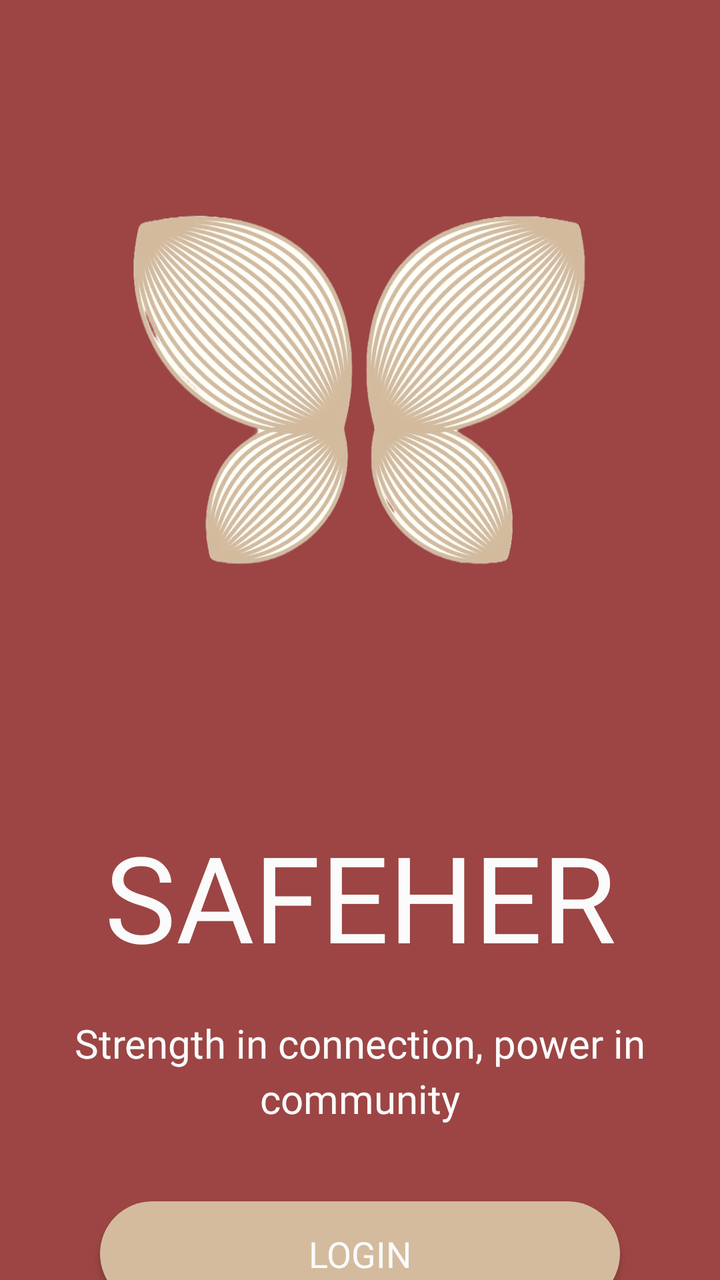
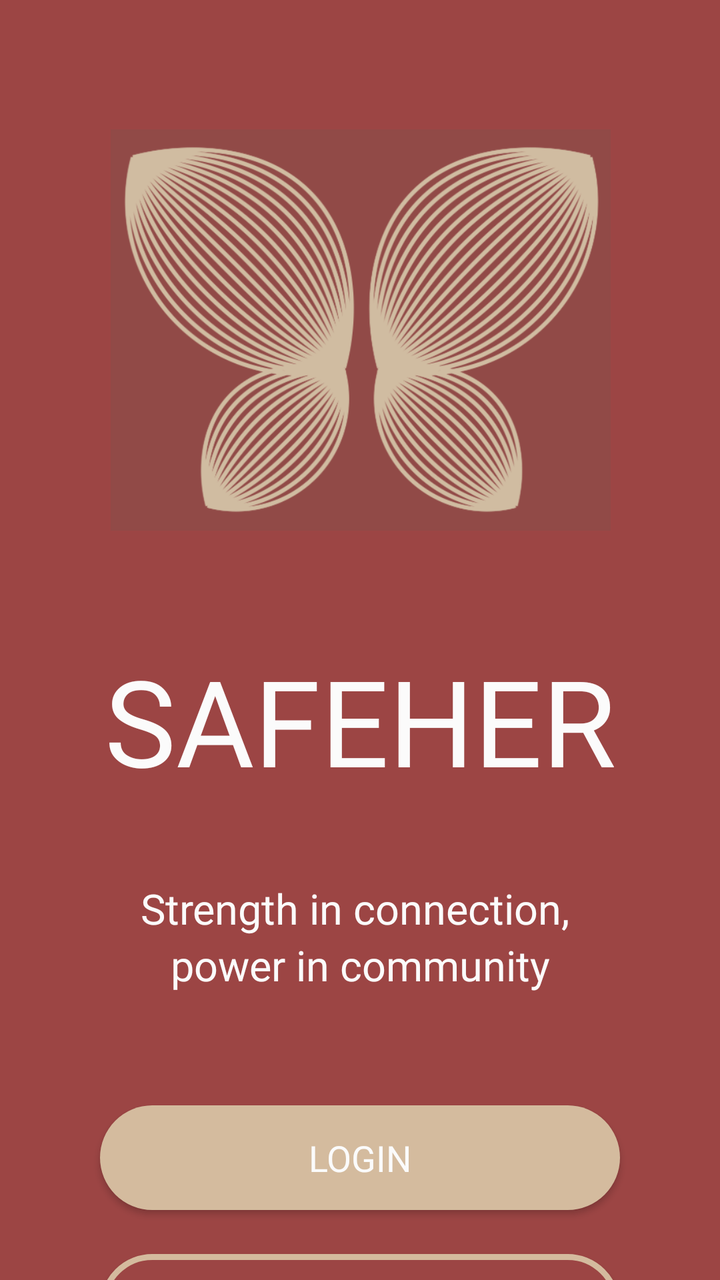

An Android layout rendered at two revisions. The XML below is the earlier revision; the diff shows what the commit changed to produce the second picture.
<!-- AndroidManifest.xml: application theme Theme.SafeHer -->
<!-- res/layout/fragment_home_page.xml -->
<?xml version="1.0" encoding="utf-8"?>
<androidx.constraintlayout.widget.ConstraintLayout xmlns:android="http://schemas.android.com/apk/res/android"
    xmlns:app="http://schemas.android.com/apk/res-auto"
    xmlns:tools="http://schemas.android.com/tools"
    android:id="@+id/main"
    android:layout_width="match_parent"
    android:layout_height="match_parent"
    android:background="@color/red_background"
    tools:context=".auth.MainActivity">

    <androidx.appcompat.widget.AppCompatImageView
        android:id="@+id/main_activity_mainpage_logo"
        android:layout_width="600dp"
        android:layout_height="380dp"
        android:layout_marginHorizontal="0dp"
        android:layout_marginTop="4dp"
        android:src="@drawable/safeher"
        app:layout_constraintHorizontal_bias="0.503"
        app:layout_constraintLeft_toLeftOf="parent"
        app:layout_constraintRight_toRightOf="parent"
        app:layout_constraintTop_toTopOf="parent" />

    <androidx.appcompat.widget.AppCompatTextView
        android:id="@+id/main_activity_title"
        android:layout_width="wrap_content"
        android:layout_height="wrap_content"
        android:layout_marginTop="24dp"
        android:fontFamily="@font/versailles"
        android:text="@string/app_name"
        android:textColor="@color/white"
        android:textSize="60dp"
        app:layout_constraintLeft_toLeftOf="parent"
        app:layout_constraintRight_toRightOf="parent"
        app:layout_constraintTop_toBottomOf="@+id/main_activity_mainpage_logo"
        tools:ignore="SpUsage" />

    <androidx.appcompat.widget.AppCompatTextView
        android:id="@+id/main_activity_subtitle"
        android:layout_width="wrap_content"
        android:layout_height="wrap_content"
        android:layout_marginTop="20dp"
        android:fontFamily="@font/poppins_light"
        android:gravity="center"
        android:lineSpacingExtra="4dp"
        android:text="Strength in connection, power in community"
        android:textColor="@color/white"
        android:textSize="20dp"
        app:layout_constraintEnd_toEndOf="parent"
        app:layout_constraintStart_toStartOf="parent"
        app:layout_constraintTop_toBottomOf="@+id/main_activity_title"
        tools:ignore="HardcodedText,SpUsage" />

    <com.google.android.material.button.MaterialButton
        android:id="@+id/main_activity_login_button"
        style="@style/SafeHerButton"
        android:layout_marginTop="32dp"
        android:text="@string/login"
        app:layout_constraintEnd_toEndOf="parent"
        app:layout_constraintStart_toStartOf="parent"
        app:layout_constraintTop_toBottomOf="@+id/main_activity_subtitle" />

    <com.google.android.material.button.MaterialButton
        android:id="@+id/main_activity_signup_button"
        android:layout_marginTop="20dp"
        android:text="@string/sign_up"
        app:layout_constraintEnd_toEndOf="parent"
        app:layout_constraintStart_toStartOf="parent"
        app:layout_constraintTop_toBottomOf="@+id/main_activity_login_button"
        android:layout_width="0dp"
        android:layout_height="wrap_content"
        android:layout_marginHorizontal="50dp"
        android:backgroundTint="#00000000"
        android:fontFamily="@font/poppins_medium"
        android:letterSpacing="0"
        android:padding="14dp"
        android:textAllCaps="false"
        android:textColor="@color/white"
        android:textSize="18dp"
        app:cornerRadius="30dp"
        app:strokeWidth="3dp"
        tools:ignore="SpUsage"/>


    

    

</androidx.constraintlayout.widget.ConstraintLayout>
<!-- resources referenced by this layout -->
<resources>
  <color name="red_background">#9c4544</color>
  <color name="white">#FBFBFB</color>
  <!-- drawable safeher: png bitmap (drawable, 100249 bytes) -->
  <string name="app_name">SAFEHER</string>
  <string name="login">LOGIN</string>
  <string name="sign_up">SIGN UP</string>
  <style name="SafeHerButton" parent="Widget.MaterialComponents.Button">
          <item name="android:layout_width">0dp</item>
          <item name="android:layout_height">wrap_content</item>
          <item name="android:layout_marginHorizontal">50dp</item>
          <item name="android:fontFamily">@font/poppins_medium</item>
          <item name="android:letterSpacing">0</item>
          <item name="android:padding">14dp</item>
          <item name="android:textAllCaps">false</item>
          <item name="android:textColor">@color/second_white</item>
          <item name="android:textSize" tools:ignore="SpUsage">18dp</item>
          <item name="cornerRadius">30dp</item>
          <item name="backgroundTint">@color/button_gold</item>
      </style>
  <style name="Theme.SafeHer" parent="Base.Theme.SafeHer" />
  <color name="second_white">#FBFBFB</color>
  <color name="button_gold">#d4bb9e</color>
  <style name="Base.Theme.SafeHer" parent="Theme.MaterialComponents.NoActionBar">
          
          
      </style>
</resources>

<!-- the commit's change to res/layout/fragment_home_page.xml (unified diff, before → after) -->
@@ -10,12 +10,12 @@
 
     <androidx.appcompat.widget.AppCompatImageView
         android:id="@+id/main_activity_mainpage_logo"
-        android:layout_width="600dp"
-        android:layout_height="380dp"
+        android:layout_width="250dp"
+        android:layout_height="250dp"
         android:layout_marginHorizontal="0dp"
-        android:layout_marginTop="4dp"
+        android:layout_marginTop="40dp"
         android:src="@drawable/safeher"
-        app:layout_constraintHorizontal_bias="0.503"
+        app:layout_constraintHorizontal_bias="0.502"
         app:layout_constraintLeft_toLeftOf="parent"
         app:layout_constraintRight_toRightOf="parent"
         app:layout_constraintTop_toTopOf="parent" />
@@ -24,7 +24,7 @@
         android:id="@+id/main_activity_title"
         android:layout_width="wrap_content"
         android:layout_height="wrap_content"
-        android:layout_marginTop="24dp"
+        android:layout_marginTop="30dp"
         android:fontFamily="@font/versailles"
         android:text="@string/app_name"
         android:textColor="@color/white"
@@ -38,13 +38,13 @@
         android:id="@+id/main_activity_subtitle"
         android:layout_width="wrap_content"
         android:layout_height="wrap_content"
-        android:layout_marginTop="20dp"
+        android:layout_marginTop="40dp"
         android:fontFamily="@font/poppins_light"
         android:gravity="center"
         android:lineSpacingExtra="4dp"
-        android:text="Strength in connection, power in community"
+        android:text="Strength in connection, \npower in community"
         android:textColor="@color/white"
-        android:textSize="20dp"
+        android:textSize="21dp"
         app:layout_constraintEnd_toEndOf="parent"
         app:layout_constraintStart_toStartOf="parent"
         app:layout_constraintTop_toBottomOf="@+id/main_activity_title"
@@ -53,7 +53,7 @@
     <com.google.android.material.button.MaterialButton
         android:id="@+id/main_activity_login_button"
         style="@style/SafeHerButton"
-        android:layout_marginTop="32dp"
+        android:layout_marginTop="50dp"
         android:text="@string/login"
         app:layout_constraintEnd_toEndOf="parent"
         app:layout_constraintStart_toStartOf="parent"
@@ -61,7 +61,7 @@
 
     <com.google.android.material.button.MaterialButton
         android:id="@+id/main_activity_signup_button"
-        android:layout_marginTop="20dp"
+        android:layout_marginTop="10dp"
         android:text="@string/sign_up"
         app:layout_constraintEnd_toEndOf="parent"
         app:layout_constraintStart_toStartOf="parent"
@@ -69,7 +69,7 @@
         android:layout_width="0dp"
         android:layout_height="wrap_content"
         android:layout_marginHorizontal="50dp"
-        android:backgroundTint="#00000000"
+        android:backgroundTint="@color/red_background"
         android:fontFamily="@font/poppins_medium"
         android:letterSpacing="0"
         android:padding="14dp"
@@ -78,6 +78,7 @@
         android:textSize="18dp"
         app:cornerRadius="30dp"
         app:strokeWidth="3dp"
+        app:strokeColor="@color/button_gold"
         tools:ignore="SpUsage"/>
 
 
<!-- resource entries referenced after the edit -->
@@ -2,7 +2,7 @@
 <resources>
   <color name="red_background">#9c4544</color>
   <color name="white">#FBFBFB</color>
-  <!-- drawable safeher: png bitmap (drawable, 100249 bytes) -->
+  <!-- drawable safeher: png bitmap (drawable, 224262 bytes) -->
   <string name="app_name">SAFEHER</string>
   <string name="login">LOGIN</string>
   <string name="sign_up">SIGN UP</string>
